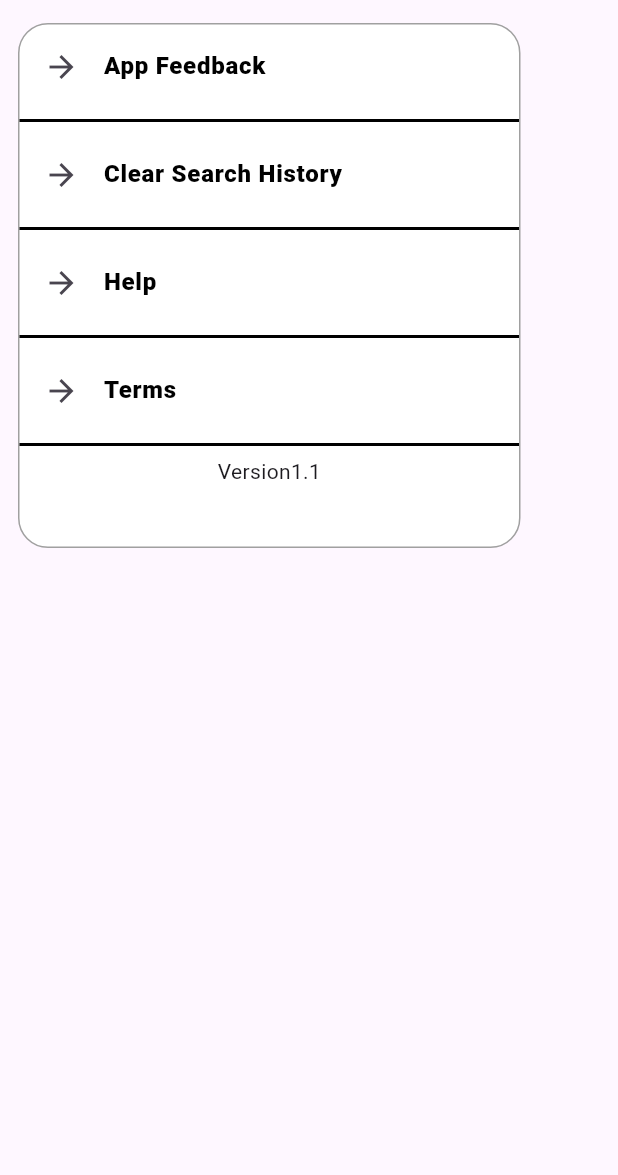
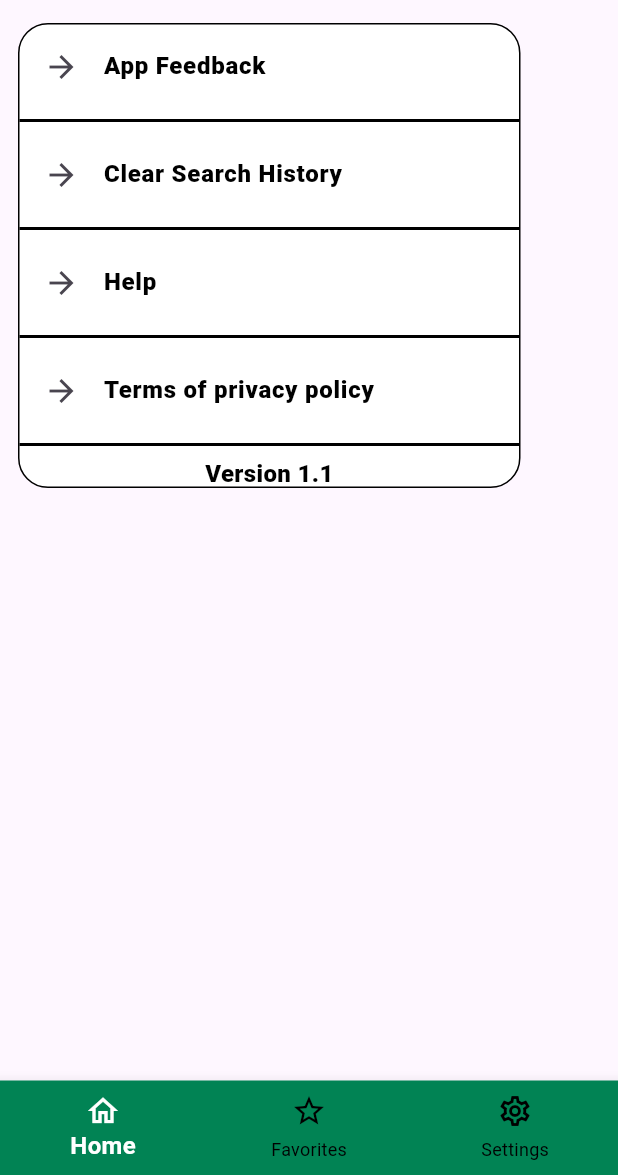
Before and after one commit to ridwan-101/finish_it_demo, a Flutter app: the SettingsPage screen opened directly, on a phone screen of 412 x 824 dp, the part 61-1236 px from its top. Run offline on Flutter 3.47's test engine with Material 2 defaults, Android fonts, the phone set to English and light mode, and no system bars; our stand-ins replace bloc, flutter_bloc; statements that could not run were skipped.

Commit message:
seetings page information update ✌️✌️✌️✌️🔎

```diff
--- a/lib/features/settings/settings_page.dart
+++ b/lib/features/settings/settings_page.dart
@@ -1,3 +1,9 @@
+import 'package:finish_it_demo/features/search%20result/ui/recipelistresult.dart';
+import 'package:finish_it_demo/features/settings/app_feedback.dart';
+import 'package:finish_it_demo/features/settings/help_page.dart';
+import 'package:finish_it_demo/features/settings/search_history.dart';
+import 'package:finish_it_demo/features/settings/terms_and_condition_page.dart';
+import 'package:finish_it_demo/ui/landingpage.dart';
 import 'package:flutter/material.dart';
 
 class SettingsPage extends StatefulWidget {
@@ -8,6 +14,14 @@ class SettingsPage extends StatefulWidget {
 }
 
 class _SettingsPageState extends State<SettingsPage> {
+  int _currentIndex = 0; // Current index for the selected tab
+
+  // Pages to navigate to when icons are clicked
+  final List<Widget> _pages = [
+    const LandingPage(),
+    const RecipeListResult(),
+    const SettingsPage(),
+  ];
   @override
   Widget build(BuildContext context) {
     return Scaffold(
@@ -22,7 +36,7 @@ class _SettingsPageState extends State<SettingsPage> {
         centerTitle: true,
       ),
       body: Container(
-        height: 350,
+          height: 310,
           width: 335,
           // margin: const EdgeInsets.symmetric(horizontal: 50, vertical: 100),
           margin: const EdgeInsets.only(left: 12),
@@ -31,12 +45,22 @@ class _SettingsPageState extends State<SettingsPage> {
             borderRadius: const BorderRadius.all(
               Radius.circular(20),
             ),
-          border: Border.all(color: const Color(0xFFA0A0A0)),
+            border: Border.all(color: Colors.black),
           ),
-
-        child: const Column(
+          child: Column(
             children: <Widget>[
-            ListTile(
+              InkWell(
+                onTap: () {
+                  // Navigate to the feedback page when the ListTile is clicked.
+                  Navigator.push(
+                    context,
+                    MaterialPageRoute(
+                      builder: (context) =>
+                          const AppFeedback(), // Replace FeedbackPage with your actual page.
+                    ),
+                  );
+                },
+                child: const ListTile(
                   leading: Icon(Icons.arrow_forward),
                   title: Text(
                     "App Feedback",
@@ -47,11 +71,23 @@ class _SettingsPageState extends State<SettingsPage> {
                     ),
                   ),
                 ),
-            Divider(
-              thickness: 2, // Adjust the thickness as needed
-              color: Colors.black, // Adjust the color as needed
               ),
-            ListTile(
+              const Divider(
+                thickness: 2,
+                color: Colors.black,
+              ),
+              InkWell(
+                onTap: () {
+                  // Navigate to the clear search history page when the ListTile is clicked.
+                  Navigator.push(
+                    context,
+                    MaterialPageRoute(
+                      builder: (context) =>
+                          const SearchHistory(), // Replace ClearSearchHistoryPage with your actual page.
+                    ),
+                  );
+                },
+                child: const ListTile(
                   leading: Icon(Icons.arrow_forward),
                   title: Text(
                     "Clear Search History",
@@ -62,11 +98,23 @@ class _SettingsPageState extends State<SettingsPage> {
                     ),
                   ),
                 ),
-            Divider(
-              thickness: 2, // Adjust the thickness as needed
-              color: Colors.black, // Adjust the color as needed
               ),
-            ListTile(
+              const Divider(
+                thickness: 2,
+                color: Colors.black,
+              ),
+              InkWell(
+                onTap: () {
+                  // Navigate to the help page when the ListTile is clicked.
+                  Navigator.push(
+                    context,
+                    MaterialPageRoute(
+                      builder: (context) =>
+                          const HelpPage(), // Replace HelpPage with your actual page.
+                    ),
+                  );
+                },
+                child: const ListTile(
                   leading: Icon(Icons.arrow_forward),
                   title: Text(
                     "Help",
@@ -77,14 +125,26 @@ class _SettingsPageState extends State<SettingsPage> {
                     ),
                   ),
                 ),
-            Divider(
-              thickness: 2, // Adjust the thickness as needed
-              color: Colors.black, // Adjust the color as needed
               ),
-            ListTile(
+              const Divider(
+                thickness: 2,
+                color: Colors.black,
+              ),
+              InkWell(
+                onTap: () {
+                  // Navigate to the terms page when the ListTile is clicked.
+                  Navigator.push(
+                    context,
+                    MaterialPageRoute(
+                      builder: (context) =>
+                          const TermsAndCondition(), // Replace TermsPage with your actual page.
+                    ),
+                  );
+                },
+                child: const ListTile(
                   leading: Icon(Icons.arrow_forward),
                   title: Text(
-                "Terms",
+                    "Terms of privacy policy",
                     style: TextStyle(
                       fontSize: 16,
                       fontWeight: FontWeight.w900,
@@ -92,13 +152,63 @@ class _SettingsPageState extends State<SettingsPage> {
                     ),
                   ),
                 ),
-            Divider(
-              thickness: 2, // Adjust the thickness as needed
-              color: Colors.black, // Adjust the color as needed
               ),
-            Text("Version1.1")
+              const Divider(
+                thickness: 2,
+                color: Colors.black,
+              ),
+              const Text(
+                "Version 1.1",
+                style: TextStyle(
+                  fontSize: 16,
+                  fontWeight: FontWeight.w900,
+                  color: Colors.black,
+                ),
+              ),
             ],
+          )),
+      bottomNavigationBar: BottomNavigationBar(
+        backgroundColor: const Color(0xFF018354),
+        currentIndex: _currentIndex,
+        onTap: (index) {
+          setState(() {
+            _currentIndex = index;
+          });
+
+          // Navigate to the selected page
+          Navigator.pushReplacement(
+            context,
+            MaterialPageRoute(
+              builder: (context) => _pages[index],
             ),
+          );
+        },
+        unselectedItemColor: Colors.black,
+        selectedItemColor: Colors.white,
+        selectedLabelStyle: const TextStyle(
+          fontSize: 16.0,
+          fontWeight: FontWeight.bold,
+        ),
+        items: const [
+          BottomNavigationBarItem(
+            icon: Icon(
+              Icons.home_outlined,
+            ),
+            label: 'Home',
+          ),
+          BottomNavigationBarItem(
+            icon: Icon(
+              Icons.star_outline,
+            ),
+            label: 'Favorites',
+          ),
+          BottomNavigationBarItem(
+            icon: Icon(
+              Icons.settings_outlined,
+            ),
+            label: 'Settings',
+          ),
+        ],
       ),
     );
   }
```
Also changed, not shown: lib/features/settings/app_feedback.dart (added, +103 -0 lines), lib/features/settings/help_page.dart (added, +15 -0 lines), lib/features/settings/search_history.dart (added, +15 -0 lines), lib/features/settings/terms_and_condition_page.dart (added, +30 -0 lines). Lines whose indentation alone changed are shown as unchanged.
